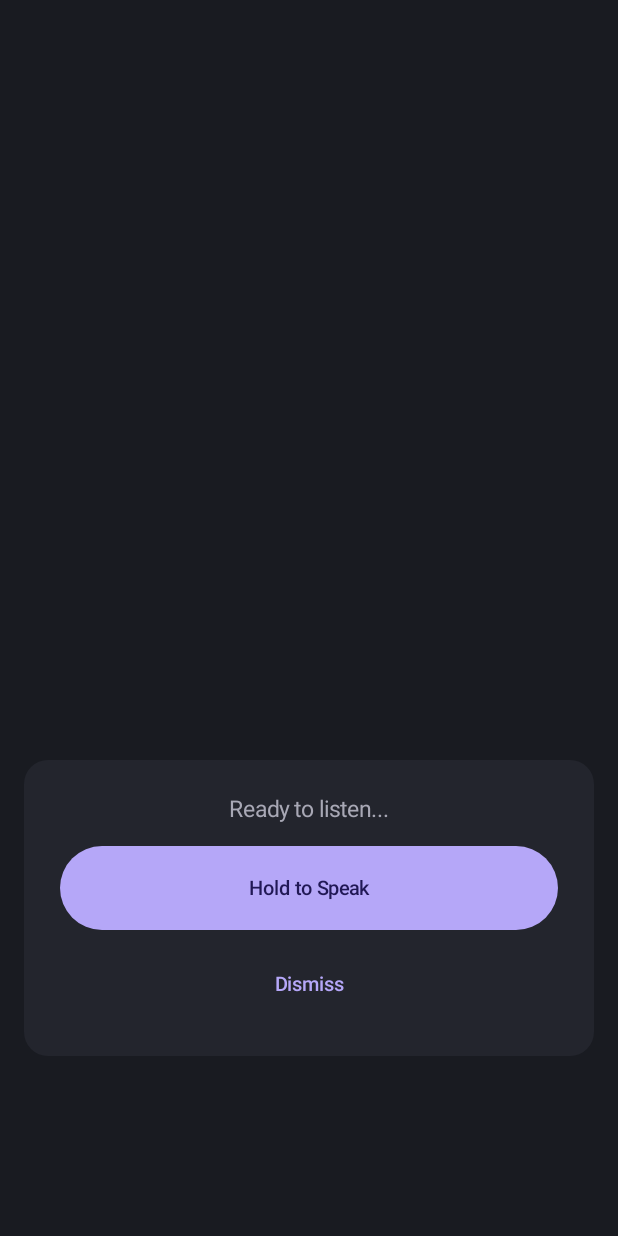
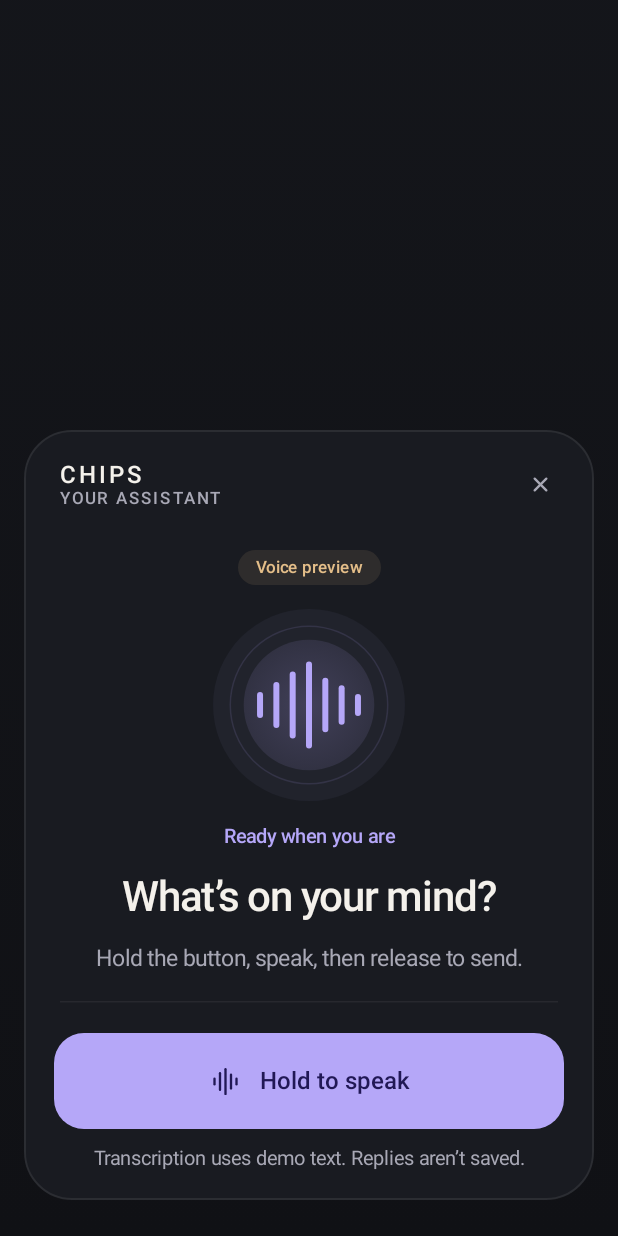
Before and after one commit to Ido-Riko/Chips, an Android app built with Jetpack Compose: the screen it shows after launch (MainActivity), after a tap on "Ask CHIPS", on a phone screen of 412 x 824 dp. Run offline under Robolectric (Android 15) with nearby library versions, the phone set to English and light mode, and no system bars; pictures from the network do not load.

Commit message:
Refresh assistant UI and update Android agent brief with deployed M2 status

```diff
--- a/chips-mobile/app/src/main/java/com/chips/assistant/ChipsVoiceInteractionSession.kt
+++ b/chips-mobile/app/src/main/java/com/chips/assistant/ChipsVoiceInteractionSession.kt
@@ -55,7 +55,7 @@ class ChipsVoiceInteractionSession(context: Context) : VoiceInteractionSession(c
             setViewTreeSavedStateRegistryOwner(this@ChipsVoiceInteractionSession)
             setContent {
                 ChipsTheme {
-                    AssistantOverlayContent(onDismiss = { hide() })
+                    AssistantOverlayContent(onDismiss = { hide() }, reserveFingerprintSpace = true)
                 }
             }
         }
--- a/chips-mobile/app/src/main/java/com/chips/ui/AssistantOverlayContent.kt
+++ b/chips-mobile/app/src/main/java/com/chips/ui/AssistantOverlayContent.kt
@@ -2,30 +2,26 @@ package com.chips.ui
 
 import androidx.compose.foundation.interaction.MutableInteractionSource
 import androidx.compose.foundation.interaction.collectIsPressedAsState
-import androidx.compose.foundation.layout.*
-import androidx.compose.material3.*
 import androidx.compose.runtime.*
-import androidx.compose.ui.Alignment
-import androidx.compose.ui.Modifier
 import androidx.compose.ui.platform.LocalContext
-import androidx.compose.ui.unit.dp
 import com.chips.audio.AudioRecorder
 import com.chips.network.ApiClient
 import androidx.lifecycle.Lifecycle
 import androidx.lifecycle.LifecycleEventObserver
 import androidx.lifecycle.compose.LocalLifecycleOwner
 import kotlinx.coroutines.Job
+import kotlinx.coroutines.CancellationException
 import kotlinx.coroutines.launch
 
 @Composable
-fun AssistantOverlayContent(onDismiss: () -> Unit) {
+fun AssistantOverlayContent(onDismiss: () -> Unit, reserveFingerprintSpace: Boolean = false) {
     val context = LocalContext.current
     val coroutineScope = rememberCoroutineScope()
 
     val audioRecorder = remember { AudioRecorder(context) }
     val apiClient = remember { ApiClient(context.applicationContext) }
 
-    var responseText by remember { mutableStateOf("Ready to listen...") }
+    var responseText by remember { mutableStateOf<String?>(null) }
     var isRecording by remember { mutableStateOf(false) }
     var isProcessing by remember { mutableStateOf(false) }
     var requestJob by remember { mutableStateOf<Job?>(null) }
@@ -39,7 +35,7 @@ fun AssistantOverlayContent(onDismiss: () -> Unit) {
             if (isRecording) audioRecorder.stopRecording()?.delete()
             isRecording = false
             isProcessing = false
-            responseText = "Ready to listen..."
+            responseText = null
         }
         val observer = LifecycleEventObserver { _, event ->
             if (event == Lifecycle.Event.ON_STOP) stop()
@@ -57,12 +53,11 @@ fun AssistantOverlayContent(onDismiss: () -> Unit) {
     LaunchedEffect(isPressed) {
         if (isPressed && !isProcessing) {
             isRecording = true
-            responseText = "Listening..."
+            responseText = null
             audioRecorder.startRecording()
         } else {
             if (isRecording) { // Means it was just released
                 isRecording = false
-                responseText = "Processing..."
                 val audioFile = audioRecorder.stopRecording()
 
                 if (audioFile != null) {
@@ -70,63 +65,28 @@ fun AssistantOverlayContent(onDismiss: () -> Unit) {
                     requestJob = coroutineScope.launch {
                         try {
                             responseText = apiClient.sendAudio(audioFile)
+                        } catch (e: CancellationException) {
+                            throw e
+                        } catch (_: Exception) {
+                            responseText = "Error: Could not send the recording. Check your connection and try again."
                         } finally {
                             audioFile.delete()
                             isProcessing = false
                         }
                     }
                 } else {
-                    responseText = "Failed to record audio. Ready."
+                    responseText = "Error: Could not record audio. Try holding the button a little longer."
                 }
             }
         }
     }
 
-    Box(
-        modifier = Modifier
-            .fillMaxSize()
-            .systemBarsPadding(),
-        contentAlignment = Alignment.BottomCenter
-    ) {
-        Surface(
-            modifier = Modifier
-                .fillMaxWidth()
-                .padding(horizontal = 16.dp)
-                // Add a large bottom margin to completely clear the under-display fingerprint sensor
-                .padding(bottom = 120.dp)
-                .wrapContentHeight(),
-            color = MaterialTheme.colorScheme.surfaceVariant,
-            shape = MaterialTheme.shapes.large,
-            tonalElevation = 8.dp
-        ) {
-            Column(
-                modifier = Modifier
-                    .fillMaxWidth()
-                    .padding(24.dp),
-                horizontalAlignment = Alignment.CenterHorizontally,
-                verticalArrangement = Arrangement.Center
-            ) {
-                Text(
-                    text = responseText,
-                    style = MaterialTheme.typography.bodyLarge,
-                    modifier = Modifier.padding(bottom = 16.dp)
-                )
-
-                Button(
-                    onClick = { },
-                    enabled = !isProcessing,
-                    interactionSource = interactionSource,
-                    modifier = Modifier.fillMaxWidth().height(56.dp)
-                ) {
-                    Text(if (isRecording) "Release to Send" else "Hold to Speak")
-                }
-
-                Spacer(modifier = Modifier.height(12.dp))
-
-                TextButton(onClick = onDismiss) {
-                    Text("Dismiss")
-                }
-            }
-        }
+    val phase = when {
+        isRecording -> AssistantPhase.LISTENING
+        isProcessing -> AssistantPhase.PROCESSING
+        responseText?.startsWith("Error:") == true -> AssistantPhase.ERROR
+        responseText != null -> AssistantPhase.REPLY
+        else -> AssistantPhase.READY
     }
+    AssistantPanel(phase, responseText, interactionSource, onDismiss, reserveFingerprintSpace)
 }
--- /dev/null
+++ b/chips-mobile/app/src/main/java/com/chips/ui/AssistantPanel.kt
@@ -0,0 +1,181 @@
+package com.chips.ui
+
+import androidx.compose.animation.animateColorAsState
+import androidx.compose.animation.core.animateFloatAsState
+import androidx.compose.foundation.BorderStroke
+import androidx.compose.foundation.Canvas
+import androidx.compose.foundation.background
+import androidx.compose.foundation.interaction.MutableInteractionSource
+import androidx.compose.foundation.layout.*
+import androidx.compose.foundation.rememberScrollState
+import androidx.compose.foundation.shape.CircleShape
+import androidx.compose.foundation.shape.RoundedCornerShape
+import androidx.compose.foundation.verticalScroll
+import androidx.compose.material3.*
+import androidx.compose.runtime.*
+import androidx.compose.ui.Alignment
+import androidx.compose.ui.Modifier
+import androidx.compose.ui.draw.rotate
+import androidx.compose.ui.geometry.Offset
+import androidx.compose.ui.graphics.Brush
+import androidx.compose.ui.graphics.Color
+import androidx.compose.ui.graphics.StrokeCap
+import androidx.compose.ui.graphics.drawscope.Stroke
+import androidx.compose.ui.semantics.LiveRegionMode
+import androidx.compose.ui.semantics.contentDescription
+import androidx.compose.ui.semantics.liveRegion
+import androidx.compose.ui.semantics.semantics
+import androidx.compose.ui.text.font.FontWeight
+import androidx.compose.ui.text.style.TextAlign
+import androidx.compose.ui.unit.dp
+import androidx.compose.ui.unit.sp
+import com.chips.ui.theme.ChipsAccent
+import com.chips.ui.theme.ChipsMint
+import com.chips.ui.theme.ChipsWarning
+
+internal enum class AssistantPhase { READY, LISTENING, PROCESSING, REPLY, ERROR }
+
+/** Shared presentation for in-app voice and Android's assistant session. */
+@Composable
+internal fun AssistantPanel(
+    phase: AssistantPhase,
+    reply: String?,
+    interactionSource: MutableInteractionSource,
+    onDismiss: () -> Unit,
+    reserveFingerprintSpace: Boolean = false
+) {
+    val colors = MaterialTheme.colorScheme
+    val accent by animateColorAsState(
+        when (phase) {
+            AssistantPhase.LISTENING -> ChipsMint
+            AssistantPhase.ERROR -> colors.error
+            else -> ChipsAccent
+        }, label = "assistant-accent"
+    )
+    val status = when (phase) {
+        AssistantPhase.READY -> "Ready when you are"
+        AssistantPhase.LISTENING -> "Listening"
+        AssistantPhase.PROCESSING -> "Working on your reply"
+        AssistantPhase.REPLY -> "CHIPS replied"
+        AssistantPhase.ERROR -> "Let’s try that again"
+    }
+    BoxWithConstraints(
+        Modifier.fillMaxSize()
+            .background(Brush.verticalGradient(listOf(colors.background.copy(alpha = 0.55f), colors.background)))
+            .systemBarsPadding(),
+        contentAlignment = Alignment.BottomCenter
+    ) {
+        // Reserve the sensor area for system invocation; compact windows keep controls reachable.
+        val bottomSpace = if (reserveFingerprintSpace && maxHeight >= 640.dp) 120.dp else 24.dp
+        Surface(
+            modifier = Modifier.padding(horizontal = 16.dp).padding(top = 16.dp, bottom = bottomSpace)
+                .widthIn(max = 560.dp).fillMaxWidth().heightIn(max = maxHeight - bottomSpace - 16.dp),
+            shape = RoundedCornerShape(32.dp),
+            color = colors.surface,
+            border = BorderStroke(1.dp, Color.White.copy(alpha = 0.08f))
+        ) {
+            Column {
+                Row(
+                    Modifier.fillMaxWidth().padding(start = 24.dp, end = 12.dp, top = 12.dp),
+                    verticalAlignment = Alignment.CenterVertically
+                ) {
+                    Column(Modifier.weight(1f)) {
+                        Text("CHIPS", style = MaterialTheme.typography.titleMedium, letterSpacing = 2.sp)
+                        Text("YOUR ASSISTANT", style = MaterialTheme.typography.labelMedium,
+                            color = colors.onSurfaceVariant, letterSpacing = 1.5.sp)
+                    }
+                    IconButton(onClick = onDismiss, modifier = Modifier.semantics { contentDescription = "Close assistant" }) {
+                        ChipsIcon(ChipsSymbol.PLUS, colors.onSurfaceVariant, Modifier.rotate(45f))
+                    }
+                }
+                Column(
+                    Modifier.weight(1f, fill = false).verticalScroll(rememberScrollState())
+                        .fillMaxWidth().padding(horizontal = 24.dp, vertical = 20.dp),
+                    horizontalAlignment = Alignment.CenterHorizontally,
+                    verticalArrangement = Arrangement.spacedBy(16.dp)
+                ) {
+                    Surface(shape = CircleShape, color = ChipsWarning.copy(alpha = 0.10f)) {
+                        Text("Voice preview", Modifier.padding(horizontal = 12.dp, vertical = 5.dp),
+                            color = ChipsWarning, style = MaterialTheme.typography.labelMedium)
+                    }
+                    VoiceEmblem(accent, phase == AssistantPhase.LISTENING)
+                    Text(status, color = accent, style = MaterialTheme.typography.labelLarge,
+                        textAlign = TextAlign.Center, modifier = Modifier.semantics { liveRegion = LiveRegionMode.Polite })
+                    if (phase == AssistantPhase.READY) {
+                        Text("What’s on your mind?", style = MaterialTheme.typography.headlineMedium,
+                            textAlign = TextAlign.Center)
+                        Text("Hold the button, speak, then release to send.", style = MaterialTheme.typography.bodyLarge,
+                            color = colors.onSurfaceVariant, textAlign = TextAlign.Center)
+                    } else if (phase == AssistantPhase.LISTENING) {
+                        Text("Take your time.", style = MaterialTheme.typography.headlineMedium, textAlign = TextAlign.Center)
+                        Text("Release the button when you’re finished.", style = MaterialTheme.typography.bodyLarge,
+                            color = colors.onSurfaceVariant, textAlign = TextAlign.Center)
+                    } else if (phase == AssistantPhase.PROCESSING) {
+                        Text("One moment…", style = MaterialTheme.typography.headlineMedium, textAlign = TextAlign.Center)
+                        Text("You can close this window at any time.", style = MaterialTheme.typography.bodyLarge,
+                            color = colors.onSurfaceVariant, textAlign = TextAlign.Center)
+                    } else {
+                        Surface(
+                            Modifier.fillMaxWidth(), shape = RoundedCornerShape(20.dp),
+                            color = if (phase == AssistantPhase.ERROR) colors.error.copy(alpha = 0.07f) else colors.surfaceVariant
+                        ) {
+                            Column(Modifier.padding(20.dp), verticalArrangement = Arrangement.spacedBy(8.dp)) {
+                                Text(if (phase == AssistantPhase.ERROR) "COULDN’T COMPLETE REQUEST" else "REPLY",
+                                    style = MaterialTheme.typography.labelMedium, color = accent, letterSpacing = 1.sp)
+                                Text(reply.orEmpty().removePrefix("Error: "), style = MaterialTheme.typography.bodyLarge,
+                                    modifier = Modifier.semantics { liveRegion = LiveRegionMode.Polite })
+                            }
+                        }
+                    }
+                }
+                HorizontalDivider(Modifier.padding(horizontal = 24.dp), color = Color.White.copy(alpha = 0.06f))
+                Column(
+                    Modifier.fillMaxWidth().padding(20.dp),
+                    horizontalAlignment = Alignment.CenterHorizontally,
+                    verticalArrangement = Arrangement.spacedBy(12.dp)
+                ) {
+                    Button(
+                        onClick = {}, enabled = phase != AssistantPhase.PROCESSING,
+                        interactionSource = interactionSource,
+                        colors = ButtonDefaults.buttonColors(containerColor = accent, contentColor = colors.onPrimary),
+                        shape = RoundedCornerShape(20.dp),
+                        modifier = Modifier.fillMaxWidth().heightIn(min = 64.dp)
+                    ) {
+                        if (phase == AssistantPhase.PROCESSING) {
+                            CircularProgressIndicator(Modifier.size(20.dp), strokeWidth = 2.dp)
+                        } else {
+                            ChipsIcon(ChipsSymbol.VOICE, colors.onPrimary)
+                        }
+                        Spacer(Modifier.width(12.dp))
+                        Text(when (phase) {
+                            AssistantPhase.LISTENING -> "Release to send"
+                            AssistantPhase.PROCESSING -> "Getting your reply…"
+                            else -> "Hold to speak"
+                        }, style = MaterialTheme.typography.titleMedium, fontWeight = FontWeight.SemiBold)
+                    }
+                    Text("Transcription uses demo text. Replies aren’t saved.",
+                        style = MaterialTheme.typography.bodyMedium, color = colors.onSurfaceVariant,
+                        textAlign = TextAlign.Center)
+                }
+            }
+        }
+    }
+}
+
+@Composable
+private fun VoiceEmblem(color: Color, listening: Boolean) {
+    val emphasis by animateFloatAsState(if (listening) 1f else 0f, label = "voice-emphasis")
+    Canvas(Modifier.size(128.dp)) {
+        val radius = size.minDimension / 2
+        drawCircle(color.copy(alpha = 0.05f + emphasis * 0.03f))
+        drawCircle(color.copy(alpha = 0.12f), radius * 0.82f, style = Stroke(1.dp.toPx()))
+        drawCircle(Brush.radialGradient(listOf(color.copy(alpha = 0.22f), color.copy(alpha = 0.06f))), radius * 0.68f)
+        // Decorative waveform; heights do not represent microphone amplitude.
+        listOf(0.16f, 0.32f, 0.49f, 0.65f, 0.39f, 0.27f, 0.13f).forEachIndexed { index, height ->
+            val x = center.x + (index - 3) * radius * 0.17f
+            val halfHeight = radius * height * (0.65f + emphasis * 0.15f)
+            drawLine(color, Offset(x, center.y - halfHeight), Offset(x, center.y + halfHeight),
+                strokeWidth = 4.dp.toPx(), cap = StrokeCap.Round)
+        }
+    }
+}
```
Also changed, not shown: 4 other files.
